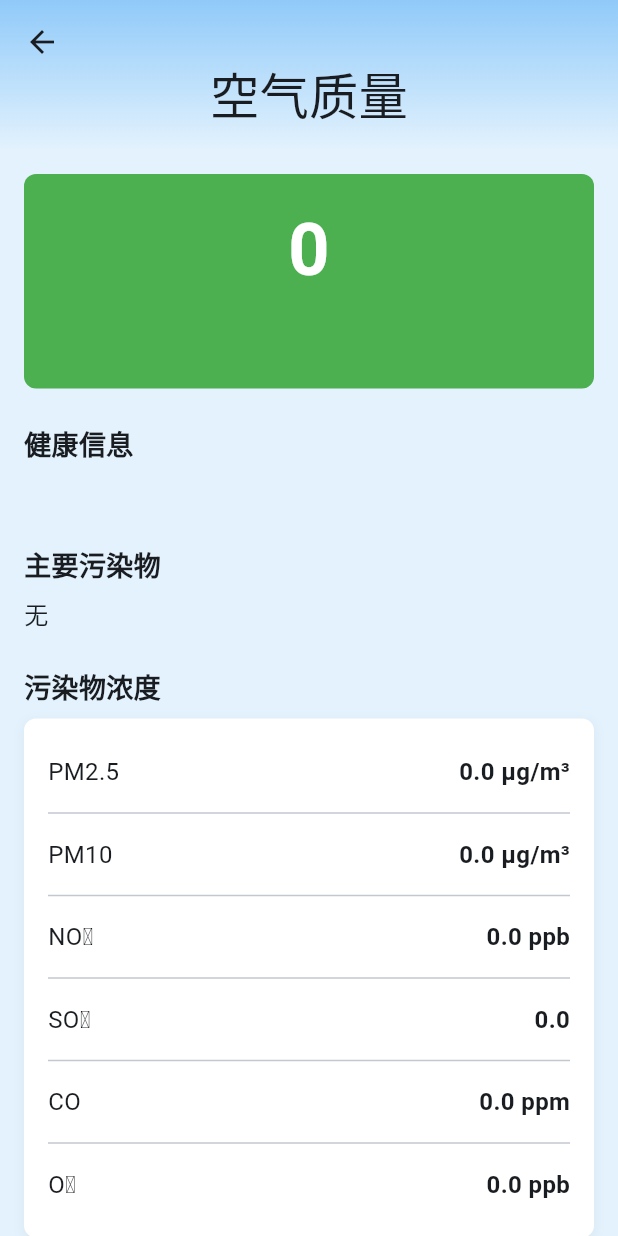
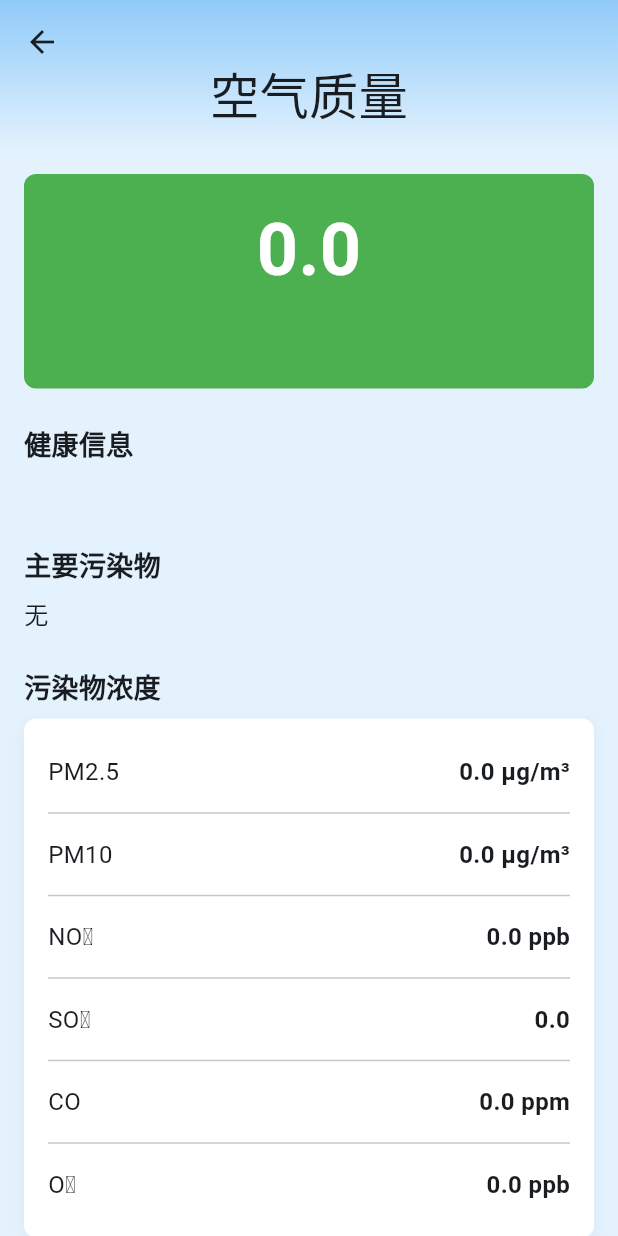
Before and after one commit to bykenx/simple_weather, a Flutter app: the AirQualityDetailScreen screen opened directly with empty values, on a phone screen of 412 x 824 dp. Run offline on Flutter 3.47's test engine with Material 3 defaults, Android fonts, the phone set to English and light mode, and no system bars; our stand-ins replace dio, shared_preferences, weather_icons; accounts and stored records are empty.

Commit message:
update aqi type

```diff
--- a/lib/models/air_quality_model.dart
+++ b/lib/models/air_quality_model.dart
@@ -1,5 +1,5 @@
 class AirQualityModel {
-  final int aqi;
+  final double aqi;
   final String code;
   final String name;
   final String category;
@@ -41,7 +41,7 @@ class AirQualityModel {
     }
 
     return AirQualityModel(
-      aqi: json['aqi'] ?? 0,
+      aqi: json['aqi'] ?? 0.0,
       code: json['code'] ?? '',
       name: json['name'] ?? '',
       category: json['category'] ?? '',
--- a/lib/screens/air_quality_detail_screen.dart
+++ b/lib/screens/air_quality_detail_screen.dart
@@ -6,7 +6,7 @@ class AirQualityDetailScreen extends StatelessWidget {
 
   const AirQualityDetailScreen({super.key, required this.airQuality});
 
-  Color _getAqiColor(int aqi) {
+  Color _getAqiColor(double aqi) {
     if (aqi <= 50) return Colors.green;
     if (aqi <= 100) return Colors.yellow;
     if (aqi <= 150) return Colors.orange;
--- a/lib/widgets/air_quality_card.dart
+++ b/lib/widgets/air_quality_card.dart
@@ -7,7 +7,7 @@ class AirQualityCard extends StatelessWidget {
 
   const AirQualityCard({super.key, required this.airQuality});
 
-  Color _getAqiColor(int aqi) {
+  Color _getAqiColor(double aqi) {
     if (aqi <= 50) return Colors.green;
     if (aqi <= 100) return Colors.yellow;
     if (aqi <= 150) return Colors.orange;
```
Also changed, not shown: lib/services/weather_service.dart (+5 -6 lines).
